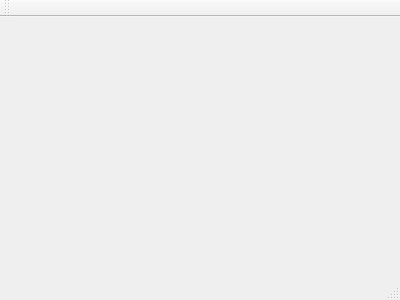
This is mainwindow.ui in FNicolai/MMI as Qt 5 draws it before an edit. The edited form follows.
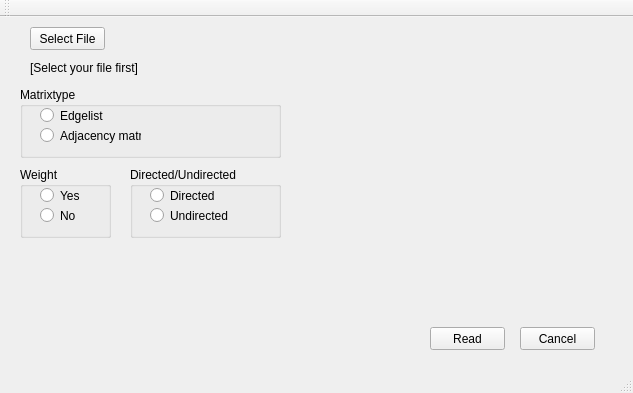
This is the edited form.

Commit message:
Added first version of GUI with the following options: - Select File with system file-explorer - Label that shows the chosen file after selection - Select between graph with or without weight - Select between adjacency matrix or edge list as input matrix type - Select between an undirected or directed graph - Read and cancel button
Added some simple functions behind the GUI.
- Quit program
- Select file

```diff
--- a/mainwindow.ui
+++ b/mainwindow.ui
@@ -1,24 +1,211 @@
 <ui version="4.0">
  <class>MainWindow</class>
- <widget class="QMainWindow" name="MainWindow" >
-  <property name="geometry" >
+ <widget class="QMainWindow" name="MainWindow">
+  <property name="geometry">
    <rect>
     <x>0</x>
     <y>0</y>
-    <width>400</width>
-    <height>300</height>
+    <width>633</width>
+    <height>393</height>
    </rect>
   </property>
   <property name="windowTitle" >
    <string>MainWindow</string>
   </property>
-  <widget class="QMenuBar" name="menuBar" />
-  <widget class="QToolBar" name="mainToolBar" />
-  <widget class="QWidget" name="centralWidget" />
-  <widget class="QStatusBar" name="statusBar" />
+  <widget class="QWidget" name="centralWidget">
+   <widget class="QGroupBox" name="groupBox_Matrixtyp">
+    <property name="geometry">
+     <rect>
+      <x>20</x>
+      <y>70</y>
+      <width>261</width>
+      <height>71</height>
+     </rect>
+    </property>
+    <property name="title">
+     <string>Matrixtype</string>
+    </property>
+    <widget class="QRadioButton" name="radioButton_Edgelist">
+     <property name="geometry">
+      <rect>
+       <x>20</x>
+       <y>20</y>
+       <width>101</width>
+       <height>17</height>
+      </rect>
+     </property>
+     <property name="text">
+      <string>Edgelist</string>
+     </property>
+    </widget>
+    <widget class="QRadioButton" name="radioButton_Adjacency_matrix">
+     <property name="geometry">
+      <rect>
+       <x>20</x>
+       <y>40</y>
+       <width>101</width>
+       <height>17</height>
+      </rect>
+     </property>
+     <property name="text">
+      <string>Adjacency matrix</string>
+     </property>
+    </widget>
+   </widget>
+   <widget class="QPushButton" name="pushButton_Read">
+    <property name="geometry">
+     <rect>
+      <x>430</x>
+      <y>310</y>
+      <width>75</width>
+      <height>23</height>
+     </rect>
+    </property>
+    <property name="text">
+     <string>Read</string>
+    </property>
+   </widget>
+   <widget class="QGroupBox" name="groupBox">
+    <property name="geometry">
+     <rect>
+      <x>20</x>
+      <y>150</y>
+      <width>91</width>
+      <height>71</height>
+     </rect>
+    </property>
+    <property name="title">
+     <string>Weight</string>
+    </property>
+    <widget class="QRadioButton" name="radioButton_Weight_Yes">
+     <property name="geometry">
+      <rect>
+       <x>20</x>
+       <y>20</y>
+       <width>82</width>
+       <height>17</height>
+      </rect>
+     </property>
+     <property name="text">
+      <string>Yes</string>
+     </property>
+    </widget>
+    <widget class="QRadioButton" name="radioButton_Weight_No">
+     <property name="geometry">
+      <rect>
+       <x>20</x>
+       <y>40</y>
+       <width>82</width>
+       <height>17</height>
+      </rect>
+     </property>
+     <property name="text">
+      <string>No</string>
+     </property>
+     <property name="checked">
+      <bool>false</bool>
+     </property>
+     <property name="autoExclusive">
+      <bool>true</bool>
+     </property>
+    </widget>
+   </widget>
+   <widget class="QGroupBox" name="groupBox_3">
+    <property name="geometry">
+     <rect>
+      <x>130</x>
+      <y>150</y>
+      <width>151</width>
+      <height>71</height>
+     </rect>
+    </property>
+    <property name="title">
+     <string>Directed/Undirected</string>
+    </property>
+    <widget class="QRadioButton" name="radioButton_Directed">
+     <property name="geometry">
+      <rect>
+       <x>20</x>
+       <y>20</y>
+       <width>82</width>
+       <height>17</height>
+      </rect>
+     </property>
+     <property name="text">
+      <string>Directed</string>
+     </property>
+     <property name="checked">
+      <bool>false</bool>
+     </property>
+    </widget>
+    <widget class="QRadioButton" name="radioButton_Undirected">
+     <property name="geometry">
+      <rect>
+       <x>20</x>
+       <y>40</y>
+       <width>82</width>
+       <height>17</height>
+      </rect>
+     </property>
+     <property name="text">
+      <string>Undirected</string>
+     </property>
+     <property name="checked">
+      <bool>false</bool>
+     </property>
+    </widget>
+   </widget>
+   <widget class="QPushButton" name="pushButton_Cancel">
+    <property name="geometry">
+     <rect>
+      <x>520</x>
+      <y>310</y>
+      <width>75</width>
+      <height>23</height>
+     </rect>
+    </property>
+    <property name="text">
+     <string>Cancel</string>
+    </property>
+   </widget>
+   <widget class="QPushButton" name="pushButton_Select_File">
+    <property name="geometry">
+     <rect>
+      <x>30</x>
+      <y>10</y>
+      <width>75</width>
+      <height>23</height>
+     </rect>
+    </property>
+    <property name="text">
+     <string>Select File</string>
+    </property>
+   </widget>
+   <widget class="QLabel" name="label_chosen_file">
+    <property name="geometry">
+     <rect>
+      <x>30</x>
+      <y>40</y>
+      <width>571</width>
+      <height>21</height>
+     </rect>
+    </property>
+    <property name="text">
+     <string>[Select your file first]</string>
+    </property>
+   </widget>
+  </widget>
+  <widget class="QToolBar" name="mainToolBar">
+   <attribute name="toolBarArea">
+    <enum>TopToolBarArea</enum>
+   </attribute>
+   <attribute name="toolBarBreak">
+    <bool>false</bool>
+   </attribute>
+  </widget>
+  <widget class="QStatusBar" name="statusBar"/>
  </widget>
- <layoutDefault spacing="6" margin="11" />
- <pixmapfunction></pixmapfunction>
+ <layoutdefault spacing="6" margin="11"/>
  <resources/>
  <connections/>
 </ui>
```
Left out of the diff: 5 changed lines with no effect on the pictures. The commit also changes 2 other files.
